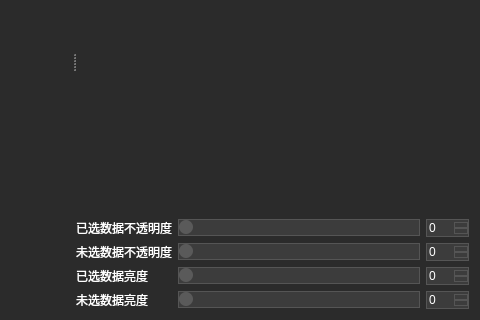
First picture: the form in Qt/Resources/UI/igQtVariableCorrelationWidget.ui, repository hu-shuhan/editOpeniGame, before the edit; both pictures show x 242 to 722 and y 226 to 546 of the 722 by 546 pixel window.
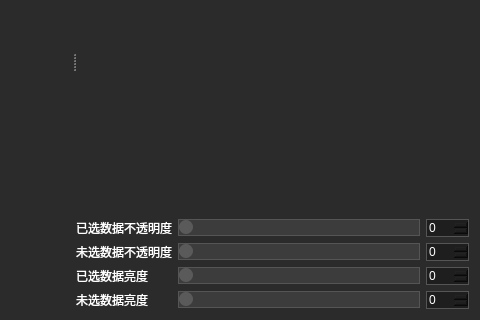
Second picture: the form after the edit.

```diff
--- a/Qt/Resources/UI/igQtVariableCorrelationWidget.ui
+++ b/Qt/Resources/UI/igQtVariableCorrelationWidget.ui
@@ -43,8 +43,8 @@
     background-color: transparent;
     color: #ffffff;
 }
-/* 下拉框、按钮、复选框、数字框、滑块 - 统一深色 */
-QComboBox, QPushButton, QCheckBox, QSpinBox, QSlider {
+/* 下拉框、按钮、复选框、滑块 - 统一深色 */
+QComboBox, QPushButton, QCheckBox, QSlider {
     background-color: #3c3c3c;
     color: #ffffff;
     border: 1px solid #555555;
@@ -55,15 +55,19 @@
 QComboBox:focus, QPushButton:focus {
     border: 1px solid #0078d4;
 }
-/* QSpinBox 上下箭头按钮 */
-QSpinBox::up-button, QSpinBox::down-button {
-    background-color: #3c3c3c;
+/* SpinBox：深灰底白字（不要纯黑），并尽量别影响原生上下箭头绘制 */
+QSpinBox, QDoubleSpinBox, QAbstractSpinBox {
+    background-color: #1e1e1e !important;
+    color: #ffffff !important;
     border: 1px solid #555555;
-    color: #ffffff;
 }
-QSpinBox::up-button:hover, QSpinBox::down-button:hover {
-    background-color: #4a4a4a;
+QSpinBox QLineEdit, QDoubleSpinBox QLineEdit, QAbstractSpinBox QLineEdit {
+    background-color: #1e1e1e !important;
+    color: #ffffff !important;
+    border: none;
 }
+/* 注意：在 Qt 的样式系统里，一旦自定义 up/down-button，很容易导致默认箭头不绘制。
+   这里不再自定义按钮，保留系统/风格的默认箭头绘制。 */
 /* QSlider 轨道与滑块 */
 QSlider::groove:horizontal {
     background: #3c3c3c;
```
